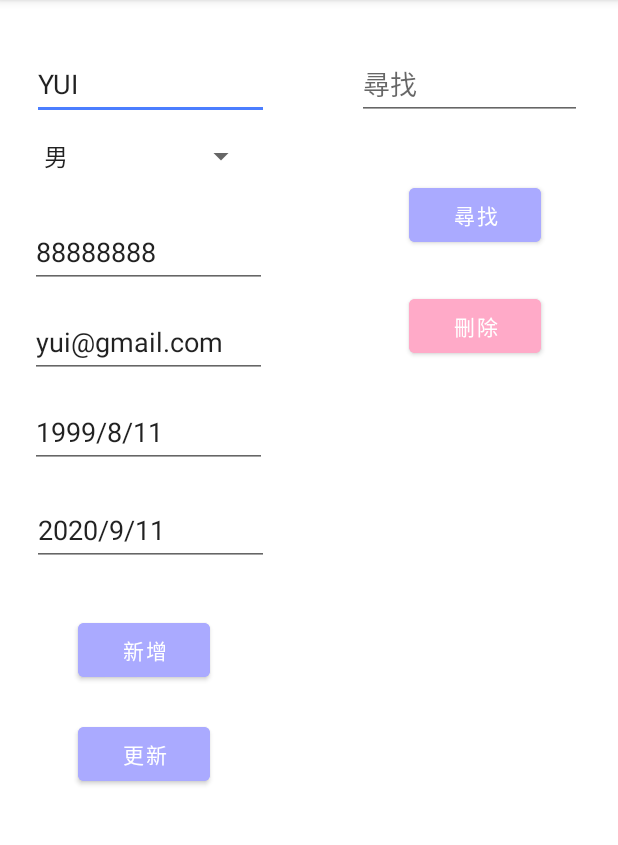
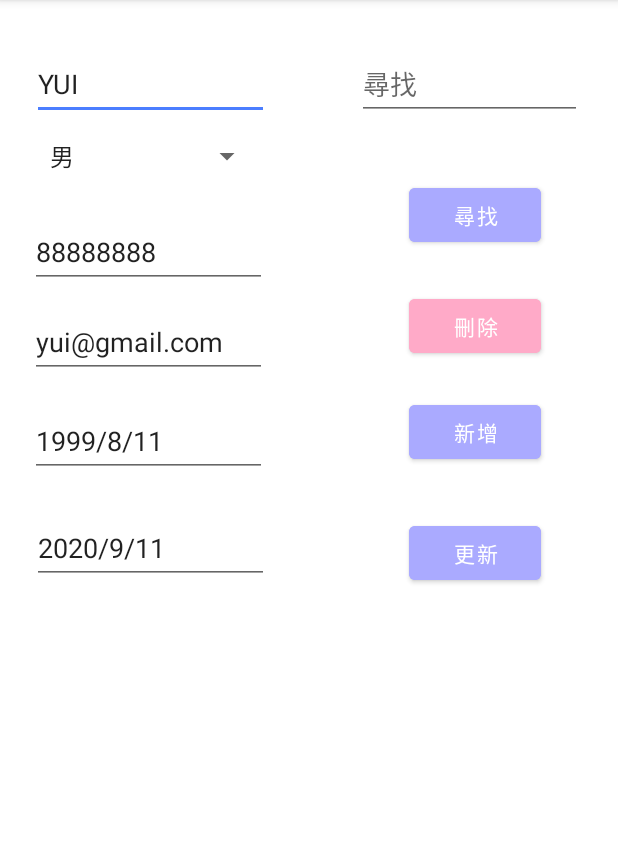
Before and after one commit to andrew919234/ManagementCenter_01, an Android app: the StaffCRUD screen opened directly, with no data from a screen before it, after a tap on "新增", on a phone screen of 412 x 824 dp, the part 84-929 px from its top. Run offline under Robolectric (Android 15) with nearby library versions, the phone set to English and light mode, and no system bars; our stand-ins replace Firebase (no records; nobody signed in at launch, a user with empty details on screens opened directly).

```diff
--- a/app/src/main/java/com/example/managementcenter/StaffCRUD.java
+++ b/app/src/main/java/com/example/managementcenter/StaffCRUD.java
@@ -15,7 +15,12 @@ import android.widget.Toast;
 
 import com.example.managementcenter.Resources.User;
 import com.example.managementcenter.databinding.ActivityStaffCrudBinding;
+import com.google.android.gms.tasks.OnCompleteListener;
+import com.google.android.gms.tasks.Task;
 import com.google.firebase.FirebaseApp;
+import com.google.firebase.auth.AuthResult;
+import com.google.firebase.auth.FirebaseAuth;
+import com.google.firebase.auth.FirebaseUser;
 import com.google.firebase.database.DataSnapshot;
 import com.google.firebase.database.DatabaseError;
 import com.google.firebase.database.DatabaseReference;
@@ -24,11 +29,13 @@ import com.google.firebase.database.Query;
 import com.google.firebase.database.ValueEventListener;
 
 import java.util.ArrayList;
+import java.util.HashMap;
 import java.util.LinkedList;
 
 public class StaffCRUD extends AppCompatActivity {
     ActivityStaffCrudBinding binding;
     private DatabaseReference db_UserRef;//資料庫參考點
+    private FirebaseAuth auth;
     private LinkedList<User> users = new LinkedList<>();
     private LinkedList<User> users_all = new LinkedList<>();
     boolean dataExit = false;
@@ -40,22 +47,24 @@ public class StaffCRUD extends AppCompatActivity {
         setContentView(binding.getRoot());
 
         setOnClick();
-        String url = "https://supportcenter-dded7-default-rtdb.firebaseio.com/";
-        FirebaseDatabase database = FirebaseDatabase.getInstance(FirebaseApp.getInstance(), url);
-        db_UserRef = database.getReference("users");
-//        db_UserRef = FirebaseDatabase.getInstance().getReference("users");
+        auth = FirebaseAuth.getInstance();
+        db_UserRef = FirebaseDatabase.getInstance().getReference("users");
     }
 
     private void setOnClick() {
         binding.button.setOnClickListener(new View.OnClickListener() {
             @Override
             public void onClick(View v) {
-                addArtist();
+                addUser();
             }
         });
         //可捲動
 //        binding.resultF.setMovementMethod(new ScrollingMovementMethod());
         //
+        binding.buttonUp.setOnClickListener(v -> {
+            updateUser();
+        });
+
         binding.buttonF.setOnClickListener(new View.OnClickListener() {
             @Override
             public void onClick(View v) {
@@ -110,47 +119,75 @@ public class StaffCRUD extends AppCompatActivity {
 
     }
 
-    private void addArtist() {
-//        SharedPreferences settings = getSharedPreferences("PREF", 0);
-//        String pref_email = settings.getString("PREF_EMAIL", "");
-//        String email = pref_email;
-
+    private void addUser() {
 
         String name = binding.editText.getText().toString().trim();//刪除空白字元
         String GUInumber = binding.etGuinumber.getText().toString().trim();
         String email = binding.etEmail.getText().toString().trim();
         String birthday = binding.birth.getText().toString().trim();
         String onBoardTime = binding.indate.getText().toString().trim();
-        String sex = binding.spinnerSex.getTransitionName();
+        String sex = binding.spinnerSex.getSelectedItem().toString();
+
 
 //        Query query = db_UserRef.orderByChild("email");//比對資料
         Query query = db_UserRef.orderByChild("email").equalTo(email);//比對資料
+        if (!TextUtils.isEmpty(name)) {
             query.addListenerForSingleValueEvent(new ValueEventListener() {//若有相同資料，會啟動query
 
                 @Override
                 public void onDataChange(@NonNull DataSnapshot snapshot) {
-                dataExit = true;
+                    User user = new User();//區域變數
+                    ArrayList<User> tmp_array = new ArrayList<>();
+                    if (snapshot.exists()) {
+                        for (DataSnapshot ds : snapshot.getChildren()) {//取得底下資料
+                            user = ds.getValue(User.class);
+                            tmp_array.add(user);
+                        }
+                    }
+                    boolean dataApear = false;
+                    for (User e : tmp_array) {
+                        if (e.email.equals(email)) {
+                            dataApear = true;
                             Toast.makeText(StaffCRUD.this, "資料已存在", Toast.LENGTH_SHORT).show();
+                        }
+
+                    }
+                    if (!dataApear) {
+                        String id = db_UserRef.push().getKey();
+                        User newUser = new User(id, email, GUInumber, name, sex, birthday, onBoardTime);
+                        db_UserRef.child(id).setValue(newUser);//放入java物件
+                        reAdapter();
+                        Toast.makeText(StaffCRUD.this, "user name :" + name + "新增成功", Toast.LENGTH_SHORT).show();
+                        addUserAcount(email, GUInumber);
+                    }
                 }
 
                 @Override
                 public void onCancelled(@NonNull DatabaseError error) {
                 }
             });
+        } else {
+            Toast.makeText(this, "請輸入名字", Toast.LENGTH_SHORT).show();
+        }
+    }
 
+    private void addUserAcount(String email, String password) {
 
-        if (!TextUtils.isEmpty(name)) {//若不是空白
-            if (dataExit) {
-                return;
+        auth.createUserWithEmailAndPassword(email, password)
+                .addOnCompleteListener(this, new OnCompleteListener<AuthResult>() {
+                    @Override
+                    public void onComplete(@NonNull Task<AuthResult> task) {
+                        if (task.isSuccessful()) {
+                            FirebaseUser user = auth.getCurrentUser();
+                            Toast.makeText(StaffCRUD.this, "帳號新增成功", Toast.LENGTH_SHORT).show();
                         } else {
-                String id = db_UserRef.push().getKey();
-                User newUser = new User(id, email, GUInumber, name, sex, birthday, onBoardTime);
-                db_UserRef.child(id).setValue(newUser);//放入java物件
-                reAdapter();
-                Toast.makeText(this, "user name :" + name, Toast.LENGTH_SHORT).show();
+
+                            Toast.makeText(StaffCRUD.this, "Authentication failed.",
+                                    Toast.LENGTH_SHORT).show();
                         }
-        } else
-            Toast.makeText(this, "請輸入名字", Toast.LENGTH_SHORT).show();
+                    }
+                });
+
     }
 
     private void findArtist() {
@@ -173,20 +210,6 @@ public class StaffCRUD extends AppCompatActivity {
                         users.add(e);
                     }
                 }
-//                if (snapshot.exists()) {
-//                    for (DataSnapshot ds : snapshot.getChildren()) {//取得底下資料
-//                        ar = ds.getValue(Artist.class);
-//                        tmp = ar.artistName + "/" + ar.artistGenre + "\n" + ar.artistID + "\n";
-//                        tmp_array.add(ar.artistID);
-//                        tmp_all += tmp;
-//                        artists.add(ar);
-//                    }
-//                }
-//                binding.resultF.setText(tmp_all);
-//                ArrayAdapter adapter = new ArrayAdapter(UserInfo.this, android.R.layout.simple_spinner_item, IdArray);
-//                adapter.setDropDownViewResource(android.R.layout.simple_spinner_dropdown_item);
-//                binding.spinnerUp.setAdapter(adapter);
-//                reAdapter();
             }
 
             @Override
@@ -196,17 +219,54 @@ public class StaffCRUD extends AppCompatActivity {
         });
     }
 
-//    private void updateArtist() {
-//        String key = binding.spinnerUp.getSelectedItem().toString();
-//        String name = binding.editText.getText().toString().trim();
-//        String genre = binding.spinner.getSelectedItem().toString();
-//        HashMap<String, Object> new_data = new HashMap<>();
-//        new_data.put("artistID", key);
-//        new_data.put("artistName", name);
-//        new_data.put("artistGenre", genre);
-//        db_ArtistRef.child(key).updateChildren(new_data);
-//        findArtist();
-//    }
+    private void updateUser() {
+        String name = binding.editText.getText().toString().trim();//刪除空白字元
+        String GUInumber = binding.etGuinumber.getText().toString().trim();
+        String email = binding.etEmail.getText().toString().trim();
+        String birthday = binding.birth.getText().toString().trim();
+        String onBoardTime = binding.indate.getText().toString().trim();
+        String sex = binding.spinnerSex.getSelectedItem().toString();
+
+        Query query = db_UserRef.orderByChild("email").equalTo(email);//比對資料
+        if (!TextUtils.isEmpty(name)) {
+            query.addListenerForSingleValueEvent(new ValueEventListener() {//若有相同資料，會啟動query
+
+                @Override
+                public void onDataChange(@NonNull DataSnapshot snapshot) {
+                    User user = new User();//區域變數
+                    ArrayList<User> tmp_array = new ArrayList<>();
+                    if (snapshot.exists()) {
+                        for (DataSnapshot ds : snapshot.getChildren()) {//取得底下資料
+                            user = ds.getValue(User.class);
+                            tmp_array.add(user);
+                        }
+                    }
+                    boolean dataApear = false;
+                    for (User e : tmp_array) {
+                        if (e.email.equals(email)) {
+                            dataApear = true;
+                            Toast.makeText(StaffCRUD.this, "資料已存在", Toast.LENGTH_SHORT).show();
+                        }
+                        if (dataApear) {
+                            HashMap<String, Object> new_data = new HashMap<>();
+                            new_data.put("email", email);
+                            new_data.put("name", name);
+                            new_data.put("sex", sex);
+                            db_UserRef.child("email").updateChildren(new_data);
+                            Toast.makeText(StaffCRUD.this, "更新成功", Toast.LENGTH_SHORT).show();
+                            refresh();
+                        }
+                    }
+                }
+
+                @Override
+                public void onCancelled(@NonNull DatabaseError error) {
+
+                }
+            });
+
+
+        }
 //
 //    private void deleteArtist() {
 //        String key = binding.spinnerUp.getSelectedItem().toString();
@@ -216,6 +276,7 @@ public class StaffCRUD extends AppCompatActivity {
 //        reAdapter();
 //    }
 
+    }
 
     private class MyAdapter extends RecyclerView.Adapter<MyAdapter.MyViewHolder> {
         private class MyViewHolder extends RecyclerView.ViewHolder {
--- a/app/src/main/res/layout/activity_staff_crud.xml
+++ b/app/src/main/res/layout/activity_staff_crud.xml
@@ -1,7 +1,7 @@
 <?xml version="1.0" encoding="utf-8"?>
 <androidx.constraintlayout.widget.ConstraintLayout xmlns:android="http://schemas.android.com/apk/res/android"
+    xmlns:app="http://schemas.android.com/apk/res-auto"
     xmlns:tools="http://schemas.android.com/tools"
-    xmlns:app="http://schemas.android.com/apk/res-auto"
     android:layout_width="match_parent"
     android:layout_height="match_parent"
     tools:context=".StaffCRUD">
@@ -14,8 +14,8 @@
         android:layout_marginTop="32dp"
         android:ems="10"
         android:hint="請輸入名子"
+        android:inputType="textPersonName"
         android:text="YUI"
-        android:inputType="textPersonName"
         app:layout_constraintStart_toStartOf="parent"
         app:layout_constraintTop_toTopOf="parent" />
 
@@ -25,10 +25,10 @@
         android:layout_height="wrap_content"
         android:layout_marginStart="20dp"
         android:layout_marginTop="204dp"
-        android:text="yui@gmail.com"
         android:ems="10"
         android:hint="請輸入信箱"
         android:inputType="textPersonName"
+        android:text="yui@gmail.com"
         app:layout_constraintStart_toStartOf="parent"
         app:layout_constraintTop_toTopOf="parent" />
 
@@ -49,9 +49,9 @@
         android:layout_marginStart="20dp"
         android:layout_marginTop="144dp"
         android:ems="10"
-        android:text="88888888"
         android:hint="請輸入統編"
         android:inputType="textPersonName"
+        android:text="88888888"
         app:layout_constraintStart_toStartOf="parent"
         app:layout_constraintTop_toTopOf="parent" />
 
@@ -63,27 +63,31 @@
         android:layout_marginTop="264dp"
         android:layout_marginBottom="17dp"
         android:ems="10"
-        android:text="1999/8/11"
         android:hint="請輸入生日"
         android:inputType="textPersonName"
+        android:text="1999/8/11"
         app:layout_constraintBottom_toTopOf="@+id/indate"
         app:layout_constraintStart_toStartOf="parent"
         app:layout_constraintTop_toTopOf="parent" />
+
 
     <EditText
         android:id="@+id/indate"
         android:layout_width="0dp"
         android:layout_height="wrap_content"
-        android:layout_marginBottom="32dp"
+        android:layout_marginStart="21dp"
+        android:layout_marginEnd="93dp"
+        android:layout_marginBottom="3dp"
         android:ems="10"
-        android:text="2020/9/11"
         android:hint="到期"
         android:inputType="textPersonName"
-        app:layout_constraintBottom_toTopOf="@+id/button"
+        android:text="2020/9/11"
+        app:layout_constraintBottom_toTopOf="@+id/recycler"
         app:layout_constraintEnd_toEndOf="@+id/editText"
-        app:layout_constraintStart_toStartOf="@+id/spinner_sex"
-        app:layout_constraintTop_toBottomOf="@+id/birth" />
-
+        app:layout_constraintEnd_toStartOf="@+id/button_up"
+        app:layout_constraintHorizontal_bias="0.0"
+        app:layout_constraintStart_toStartOf="parent"
+        app:layout_constraintTop_toBottomOf="@+id/button" />
 
     <Spinner
         android:id="@+id/spinner_sex"
@@ -92,7 +96,6 @@
         android:layout_marginTop="12dp"
         android:entries="@array/option_sex"
         app:layout_constraintEnd_toEndOf="@+id/editText"
-        app:layout_constraintHorizontal_bias="0.0"
         app:layout_constraintStart_toStartOf="@+id/editText"
         app:layout_constraintTop_toBottomOf="@+id/editText" />
 
@@ -100,12 +103,13 @@
         android:id="@+id/button"
         android:layout_width="wrap_content"
         android:layout_height="wrap_content"
-        android:layout_marginBottom="21dp"
+        android:layout_marginTop="264dp"
+        android:layout_marginBottom="29dp"
         android:backgroundTint="#aaf"
         android:text="新增"
-        app:layout_constraintBottom_toTopOf="@+id/button_up"
+        app:layout_constraintBottom_toTopOf="@+id/indate"
         app:layout_constraintStart_toStartOf="@+id/button_up"
-        app:layout_constraintTop_toBottomOf="@+id/indate" />
+        app:layout_constraintTop_toTopOf="parent" />
 
     <EditText
         android:id="@+id/editText_f"
@@ -143,12 +147,12 @@
         android:id="@+id/button_up"
         android:layout_width="wrap_content"
         android:layout_height="wrap_content"
-        android:layout_marginStart="52dp"
+        android:layout_marginEnd="51dp"
         android:backgroundTint="#aaf"
         android:text="更新"
         app:layout_constraintBottom_toTopOf="@+id/recycler"
-        app:layout_constraintStart_toStartOf="parent"
-        app:layout_constraintTop_toBottomOf="@+id/button" />
+        app:layout_constraintEnd_toEndOf="parent"
+        app:layout_constraintStart_toEndOf="@+id/indate" />
 
     <Button
         android:id="@+id/button_de"
@@ -168,7 +172,7 @@
         app:layout_constraintBottom_toBottomOf="parent"
         app:layout_constraintEnd_toEndOf="parent"
         app:layout_constraintStart_toStartOf="parent"
-        app:layout_constraintTop_toBottomOf="@+id/button_up"
+        app:layout_constraintTop_toBottomOf="@+id/indate"
         tools:listitem="@layout/staff_item" />
 
 </androidx.constraintlayout.widget.ConstraintLayout>
```
Also changed, not shown: app/build.gradle (+8 -0 lines), app/src/main/java/com/example/managementcenter/Login.java (+49 -2 lines), 1 other file. Lines whose indentation alone changed are shown as unchanged.
